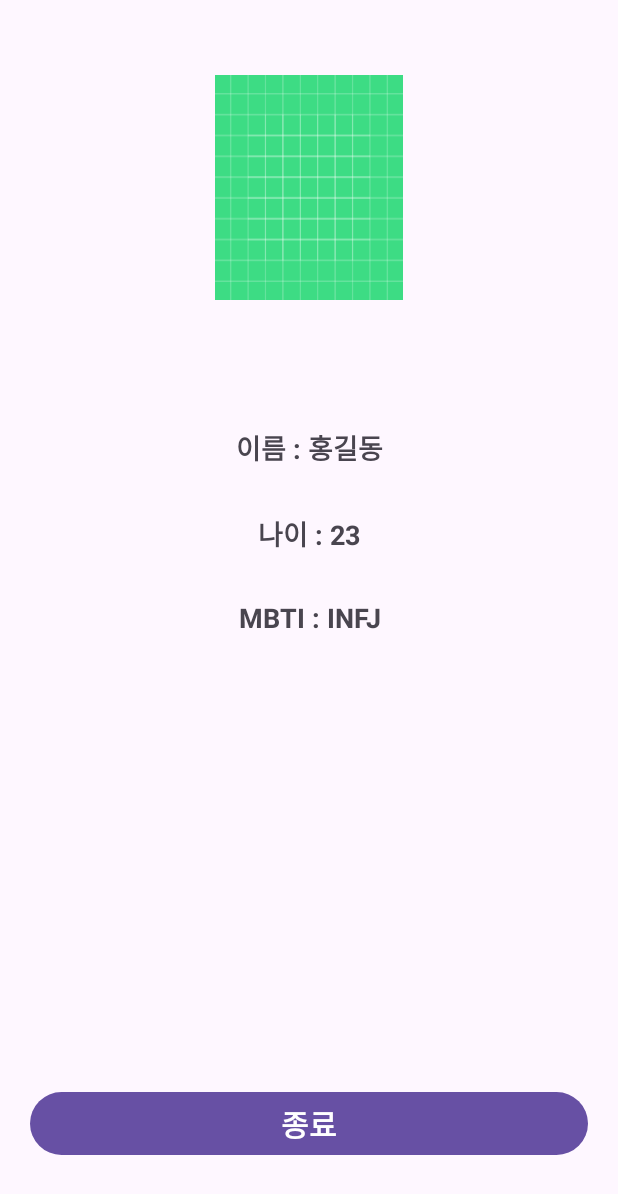
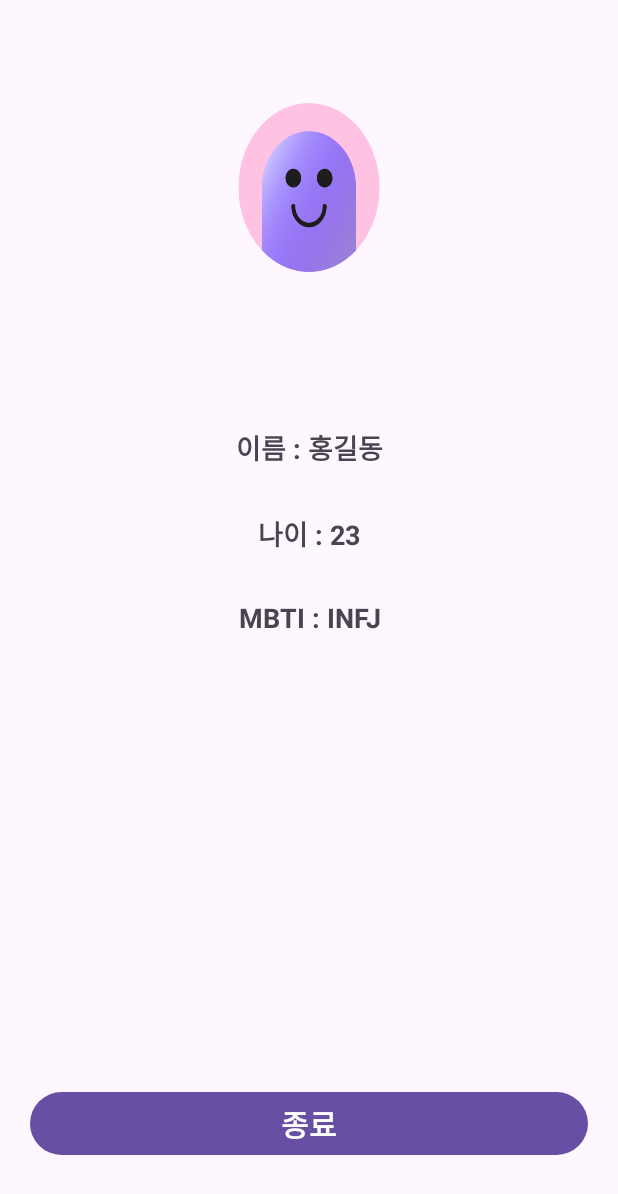
Before and after one commit to LimChaem/assignment_1, an Android app: the HomeActivity screen opened directly, with no data from a screen before it, on a phone screen of 412 x 824 dp. Shown: the top 1194 px of the screen. Run offline under Robolectric (Android 15) with nearby library versions, the phone set to English and light mode, and no system bars.

Commit message:
HomeActivity Photo Random

```diff
--- a/app/src/main/java/com/lim/assignment_1/HomeActivity.kt
+++ b/app/src/main/java/com/lim/assignment_1/HomeActivity.kt
@@ -4,15 +4,27 @@ import android.content.Intent
 import androidx.appcompat.app.AppCompatActivity
 import android.os.Bundle
 import android.widget.Button
+import android.widget.ImageView
 import android.widget.TextView
-import androidx.activity.result.ActivityResultLauncher
-import androidx.activity.result.contract.ActivityResultContracts
+
+import kotlin.random.Random
 
 class HomeActivity : AppCompatActivity() {
     override fun onCreate(savedInstanceState: Bundle?) {
         super.onCreate(savedInstanceState)
         setContentView(R.layout.activity_home)
+        val randomImg = findViewById<ImageView>(R.id.iv_home)
+        val random = Random
 
+        val selectedImage = when(random.nextInt(1,5)) {
+            1 -> R.drawable.img_lv1
+            2 -> R.drawable.img_lv2
+            3 -> R.drawable.img_lv3
+            4 -> R.drawable.img_lv4
+            else -> R.drawable.img_lv5
+        }
+
+        randomImg.setImageResource(selectedImage)
 
         val idData = intent.getStringExtra("ID")
         val userId = findViewById<TextView>(R.id.tv_userId)
@@ -24,5 +36,7 @@ class HomeActivity : AppCompatActivity() {
             startActivity(intent)
             finish()
         }
+
+
     }
 }
--- a/app/src/main/res/layout/activity_home.xml
+++ b/app/src/main/res/layout/activity_home.xml
@@ -13,7 +13,6 @@
         android:layout_height="150dp"
         android:layout_marginTop="30dp"
         android:scaleType="fitXY"
-        android:src="@drawable/ic_launcher_background"
         app:layout_constraintEnd_toEndOf="parent"
         app:layout_constraintStart_toStartOf="parent"
         app:layout_constraintTop_toTopOf="parent" />
```
Also changed, not shown: app/src/main/res/drawable/img_lv1.png (added), app/src/main/res/drawable/img_lv2.png (added), app/src/main/res/drawable/img_lv3.png (added), app/src/main/res/drawable/img_lv4.png (added), app/src/main/res/drawable/img_lv5.png (added).
